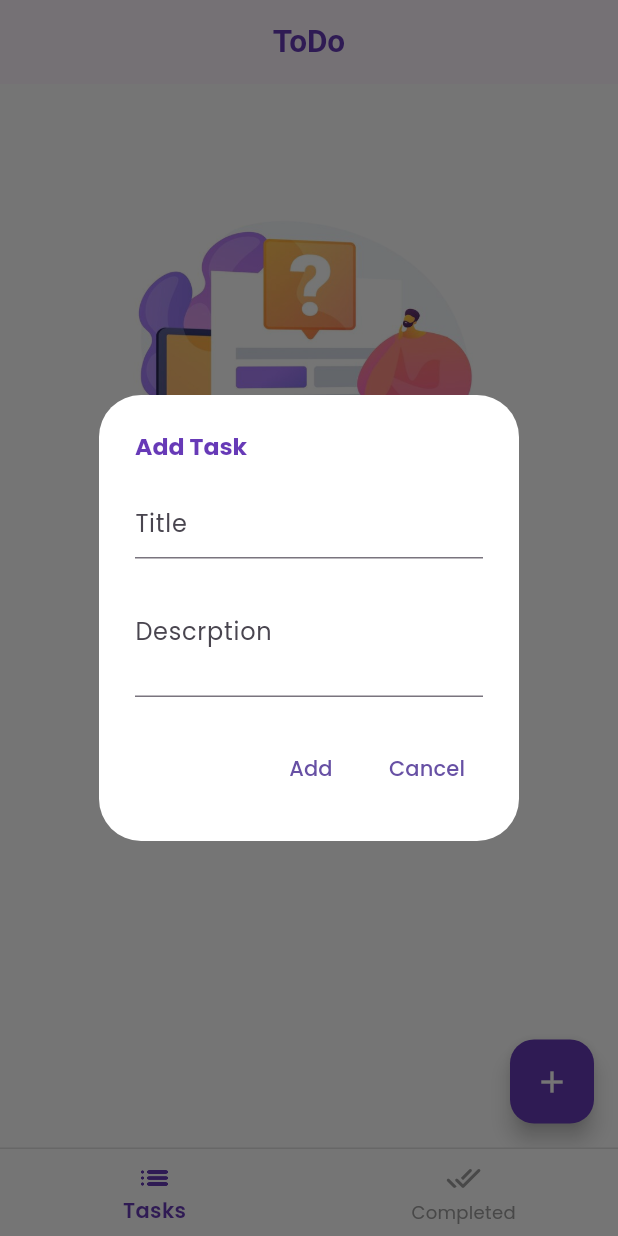
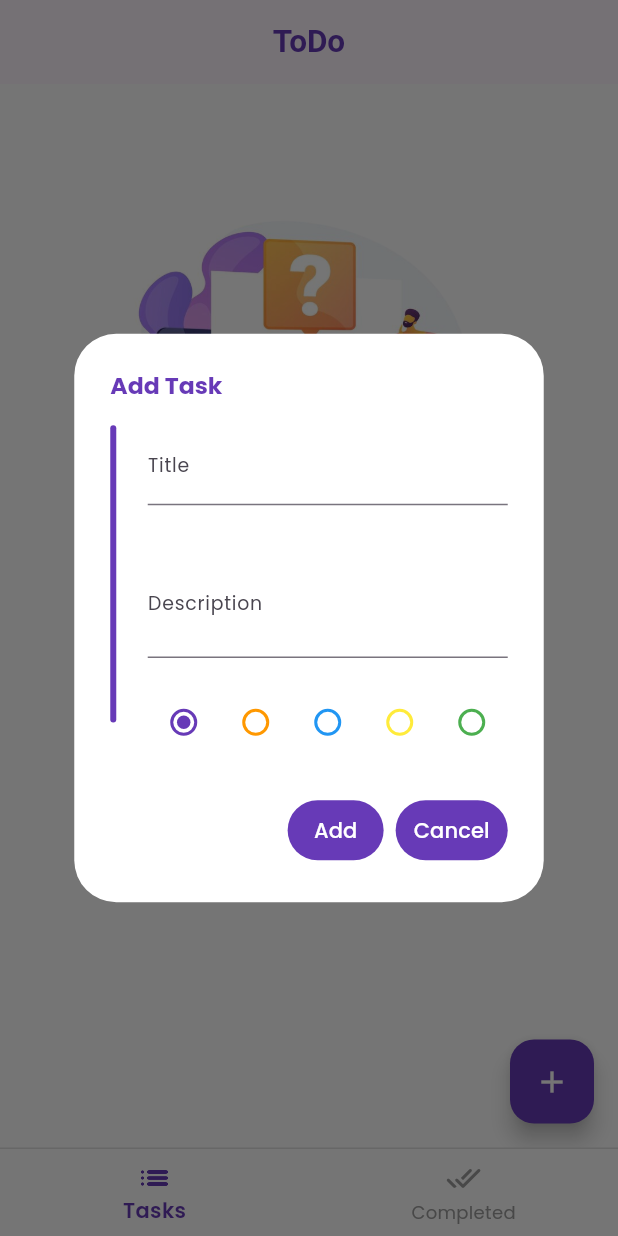
Before and after one commit to OnkarSagare27/todo, a Flutter app: the screen it shows after launch, after a tap on the "add" icon, on a phone screen of 412 x 824 dp. Run offline on Flutter 3.47's test engine with Material 3 defaults, Android fonts, the phone set to English and light mode, and no system bars; our stand-ins replace flutter_screenutil, google_fonts, shared_preferences.

Commit message:
Add Task

```diff
--- a/lib/models/task_model.dart
+++ b/lib/models/task_model.dart
@@ -3,11 +3,13 @@ class TaskModel {
   final String name;
   final String? description;
   final String status;
+  final List<dynamic> argb;
 
   TaskModel({
     required this.id,
     required this.status,
     required this.name,
+    required this.argb,
     this.description,
   });
 
@@ -17,15 +19,16 @@ class TaskModel {
       'name': name,
       'description': description,
       'status': status,
+      'argb': argb
     };
   }
 
   factory TaskModel.fromJson(Map<String, dynamic> json) {
     return TaskModel(
-      id: json['id'],
-      name: json['name'],
-      description: json['description'],
-      status: json['status'],
-    );
+        id: json['id'],
+        name: json['name'],
+        description: json['description'],
+        status: json['status'],
+        argb: json['argb']);
   }
 }
--- a/lib/providers/universal_provider.dart
+++ b/lib/providers/universal_provider.dart
@@ -1,11 +1,13 @@
 import 'dart:convert';
 import 'package:flutter/material.dart';
-import 'package:flutter_screenutil/flutter_screenutil.dart';
 import 'package:shared_preferences/shared_preferences.dart';
+import 'package:todo/models/task_model.dart';
 import '../models/data_model.dart';
+import '../widgets/add_task_dialog_box.dart';
 
 class UniversalProvider extends ChangeNotifier {
   final PageController pageController = PageController();
+  Color selectedColor = Colors.pink;
 
   DataModel? _dataModel;
   DataModel? get dataModel => _dataModel;
@@ -24,6 +26,14 @@ class UniversalProvider extends ChangeNotifier {
     _dataModel = dataModelString != null
         ? DataModel.fromJson(jsonDecode(dataModelString))
         : DataModel(0, []);
+
+    notifyListeners();
+  }
+
+  void addTask(TaskModel taskModel) async {
+    SharedPreferences preff = await SharedPreferences.getInstance();
+    _dataModel!.tasks.add(taskModel);
+    await preff.setString('dataModel', jsonEncode(_dataModel!.toJson()));
     notifyListeners();
   }
 
@@ -31,53 +41,14 @@ class UniversalProvider extends ChangeNotifier {
     showDialog(
       context: context,
       builder: (BuildContext context) {
-        return Center(
-          child: SingleChildScrollView(
-            child: AlertDialog(
-              backgroundColor: Colors.white,
-              surfaceTintColor: Colors.white,
-              title: Text(
-                'Add Task',
-                style: TextStyle(
-                  fontWeight: FontWeight.bold,
-                  color: Colors.deepPurple,
-                  fontSize: 15.sp,
-                ),
-              ),
-              content: Column(
-                children: [
-                  const TextField(
-                    maxLines: 1,
-                    autocorrect: false,
-                    decoration: InputDecoration(
-                      hintText: 'Title',
-                    ),
-                  ),
-                  SizedBox(
-                    height: 30.h,
-                  ),
-                  const TextField(
-                    maxLines: 2,
-                    decoration: InputDecoration(
-                      hintText: 'Descrption',
-                    ),
-                  ),
-                ],
-              ),
-              actions: <Widget>[
-                TextButton(
-                  onPressed: () {
-                    Navigator.of(context).pop();
-                  },
-                  child: const Text('Add'),
-                ),
-                TextButton(
-                  onPressed: () {
-                    Navigator.of(context).pop();
-                  },
-                  child: const Text('Cancel'),
-                ),
-              ],
+        return AddTaskDialog(
+          onAddPressed: (color, title, description) => addTask(
+            TaskModel(
+              id: _dataModel!.lastInd + 1,
+              status: 'Incomplete',
+              name: title,
+              description: description,
+              argb: [color.alpha, color.red, color.green, color.blue],
             ),
           ),
         );
--- a/lib/screens/home_screen.dart
+++ b/lib/screens/home_screen.dart
@@ -31,6 +31,7 @@ class _HomeScreenState extends State<HomeScreen> {
         appBar: AppBar(
           title: const Text('ToDo'),
           centerTitle: true,
+          surfaceTintColor: Colors.white,
           titleTextStyle: TextStyle(
             fontWeight: FontWeight.bold,
             color: Colors.deepPurple,
--- /dev/null
+++ b/lib/widgets/add_task_dialog_box.dart
@@ -0,0 +1,197 @@
+import 'package:flutter/material.dart';
+import 'package:flutter_screenutil/flutter_screenutil.dart';
+
+class AddTaskDialog extends StatefulWidget {
+  const AddTaskDialog({Key? key, required this.onAddPressed}) : super(key: key);
+  final void Function(Color color, String title, String? description)
+      onAddPressed;
+
+  @override
+  State<AddTaskDialog> createState() => _AddTaskDialogState();
+}
+
+class _AddTaskDialogState extends State<AddTaskDialog> {
+  late Color selectedColor;
+  TextEditingController titleController = TextEditingController();
+  TextEditingController descriptionController = TextEditingController();
+  String? titleError;
+
+  @override
+  void initState() {
+    super.initState();
+
+    selectedColor = Colors.deepPurple;
+  }
+
+  @override
+  Widget build(BuildContext context) {
+    return Center(
+      child: SingleChildScrollView(
+        child: AlertDialog(
+          backgroundColor: Colors.white,
+          title: Text(
+            'Add Task',
+            style: TextStyle(
+              fontWeight: FontWeight.bold,
+              color: Colors.deepPurple,
+              fontSize: 15.sp,
+            ),
+          ),
+          content: Row(
+            crossAxisAlignment: CrossAxisAlignment.start,
+            children: [
+              Container(
+                margin: EdgeInsets.only(right: 20.w),
+                width: 4,
+                height: 210.h,
+                decoration: BoxDecoration(
+                  color: selectedColor,
+                  borderRadius: const BorderRadius.all(
+                    Radius.circular(20),
+                  ),
+                ),
+              ),
+              Expanded(
+                child: Column(
+                  children: [
+                    TextField(
+                      controller: titleController,
+                      maxLines: 1,
+                      style: TextStyle(
+                          fontWeight: FontWeight.bold, fontSize: 15.sp),
+                      autocorrect: false,
+                      decoration: InputDecoration(
+                        labelText: 'Title',
+                        labelStyle: TextStyle(
+                          fontSize: 12.sp,
+                          fontWeight: FontWeight.normal,
+                        ),
+                        errorText: titleError,
+                      ),
+                    ),
+                    SizedBox(
+                      height: 30.h,
+                    ),
+                    TextField(
+                      controller: descriptionController,
+                      maxLines: 2,
+                      autocorrect: false,
+                      style: TextStyle(
+                        fontWeight: FontWeight.w500,
+                        fontSize: 14.sp,
+                      ),
+                      decoration: InputDecoration(
+                        labelText: 'Description',
+                        labelStyle: TextStyle(
+                          fontSize: 12.sp,
+                          fontWeight: FontWeight.normal,
+                        ),
+                      ),
+                    ),
+                    SizedBox(
+                      height: 20.h,
+                    ),
+                    Row(
+                      children: [
+                        Radio<Color>(
+                          fillColor:
+                              const MaterialStatePropertyAll(Colors.deepPurple),
+                          focusColor: Colors.deepPurple,
+                          value: Colors.deepPurple,
+                          groupValue: selectedColor,
+                          onChanged: (color) {
+                            setState(() => selectedColor = color!);
+                          },
+                        ),
+                        Radio<Color>(
+                          fillColor:
+                              const MaterialStatePropertyAll(Colors.orange),
+                          focusColor: Colors.orange,
+                          value: Colors.orange,
+                          groupValue: selectedColor,
+                          onChanged: (color) {
+                            setState(() => selectedColor = color!);
+                          },
+                        ),
+                        Radio<Color>(
+                          fillColor:
+                              const MaterialStatePropertyAll(Colors.blue),
+                          focusColor: Colors.blue,
+                          value: Colors.blue,
+                          groupValue: selectedColor,
+                          onChanged: (color) {
+                            setState(() => selectedColor = color!);
+                          },
+                        ),
+                        Radio<Color>(
+                          fillColor:
+                              const MaterialStatePropertyAll(Colors.yellow),
+                          focusColor: Colors.yellow,
+                          value: Colors.yellow,
+                          groupValue: selectedColor,
+                          onChanged: (color) {
+                            setState(() => selectedColor = color!);
+                          },
+                        ),
+                        Radio<Color>(
+                          fillColor:
+                              const MaterialStatePropertyAll(Colors.green),
+                          focusColor: Colors.green,
+                          value: Colors.green,
+                          groupValue: selectedColor,
+                          onChanged: (color) {
+                            setState(() => selectedColor = color!);
+                          },
+                        ),
+                      ],
+                    )
+                  ],
+                ),
+              ),
+            ],
+          ),
+          actions: <Widget>[
+            TextButton(
+              style: TextButton.styleFrom(
+                backgroundColor: Colors.deepPurple,
+              ),
+              onPressed: () {
+                if (titleController.text.isEmpty) {
+                  setState(() {
+                    titleError = 'Title cannot be empty';
+                  });
+                } else {
+                  widget.onAddPressed(selectedColor, titleController.text,
+                      descriptionController.text);
+                  Navigator.of(context).pop();
+                }
+              },
+              child: const Text(
+                'Add',
+                style: TextStyle(
+                  color: Colors.white,
+                  fontWeight: FontWeight.w500,
+                ),
+              ),
+            ),
+            TextButton(
+              style: TextButton.styleFrom(
+                backgroundColor: Colors.deepPurple,
+              ),
+              onPressed: () {
+                Navigator.of(context).pop();
+              },
+              child: const Text(
+                'Cancel',
+                style: TextStyle(
+                  color: Colors.white,
+                  fontWeight: FontWeight.w500,
+                ),
+              ),
+            ),
+          ],
+        ),
+      ),
+    );
+  }
+}
```
